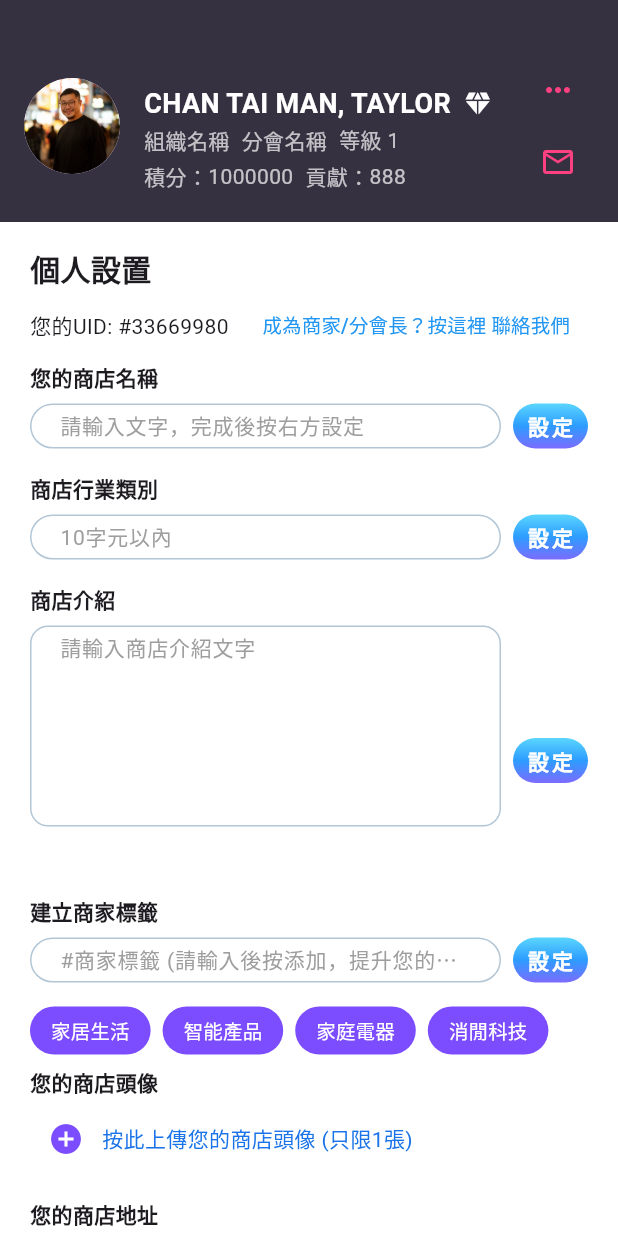
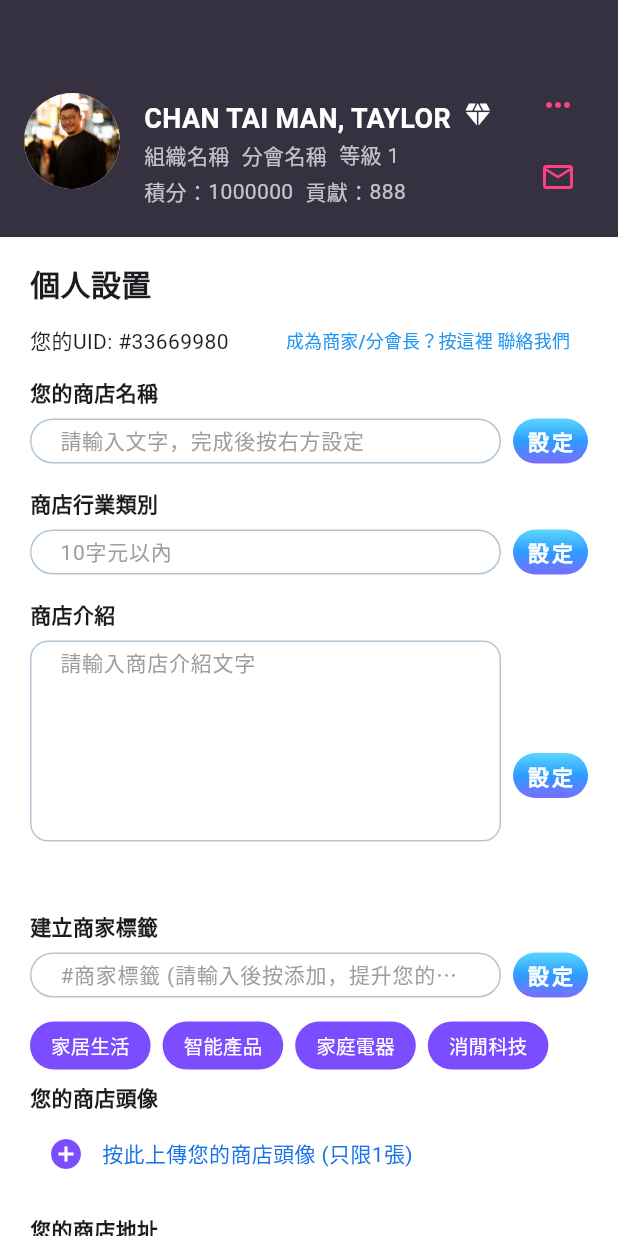
Before and after one commit to wangqiwei66/business_synerthink, a Flutter app: the SettingView screen opened directly, on a phone screen of 412 x 824 dp. Run offline on Flutter 3.47's test engine with Material 3 defaults, Android fonts, the light colour scheme and no system bars; our stand-ins replace auto_size_text, cached_network_image, dio, fl_chart, flutter_animate, flutter_easyloading and 15 more; missing offline and left inert: dart:ffi, flutter_cupertino_datetime_picker, fluwx, jwt_decode, qr_code_scanner; accounts and stored records are empty; Roboto replaces fonts that are missing (PingFang SC).

Commit message:
feat: 调整用户信息视图的内边距和文本样式，改善布局和可读性

```diff
--- a/lib/app/pages/setting_view.dart
+++ b/lib/app/pages/setting_view.dart
@@ -2,7 +2,6 @@ import 'package:flutter/material.dart';
 import 'package:flutter/services.dart';
 import 'package:get/get.dart';
 import 'package:tiny_weight/app/pages/userinfo_view.dart';
-import 'package:tiny_weight/app/widgets/textfeild.dart';
 import 'setting_logic.dart';
 
 class SettingView extends StatelessWidget {
@@ -33,7 +32,7 @@ class SettingView extends StatelessWidget {
                       TextButton(
                         onPressed: () {},
                         child: const Text('成為商家/分會長？按這裡 聯絡我們',
-                            style: TextStyle(color: Colors.blue, fontSize: 13)),
+                            style: TextStyle(color: Colors.blue, fontSize: 12)),
                       ),
                     ],
                   ),
--- a/lib/app/pages/userinfo_view.dart
+++ b/lib/app/pages/userinfo_view.dart
@@ -11,7 +11,7 @@ class UserInfoView extends StatelessWidget {
     final logic = Get.find<MallLogic>();
     return Container(
       color: const Color(0xFF363140),
-      padding: const EdgeInsets.fromLTRB(16, 36, 16, 16),
+      padding: const EdgeInsets.fromLTRB(16, 46, 16, 16),
       child: Row(
         children: [
           const CircleAvatar(
@@ -24,10 +24,12 @@ class UserInfoView extends StatelessWidget {
               crossAxisAlignment: CrossAxisAlignment.start,
               children: [
                 const SizedBox(height: 16),
-                Row(
+                Wrap(
                   children: [
                     Text(
                       logic.userName,
+                      maxLines: 2,
+                      overflow: TextOverflow.ellipsis,
                       style: const TextStyle(
                         color: Colors.white,
                         fontSize: 18,
@@ -35,7 +37,7 @@ class UserInfoView extends StatelessWidget {
                       ),
                     ),
                     const SizedBox(width: 8),
-                    const Icon(Icons.diamond, color: Colors.white, size: 20),
+                    const Icon(Icons.diamond, color: Colors.white, size: 20)
                   ],
                 ),
                 const Row(
```
